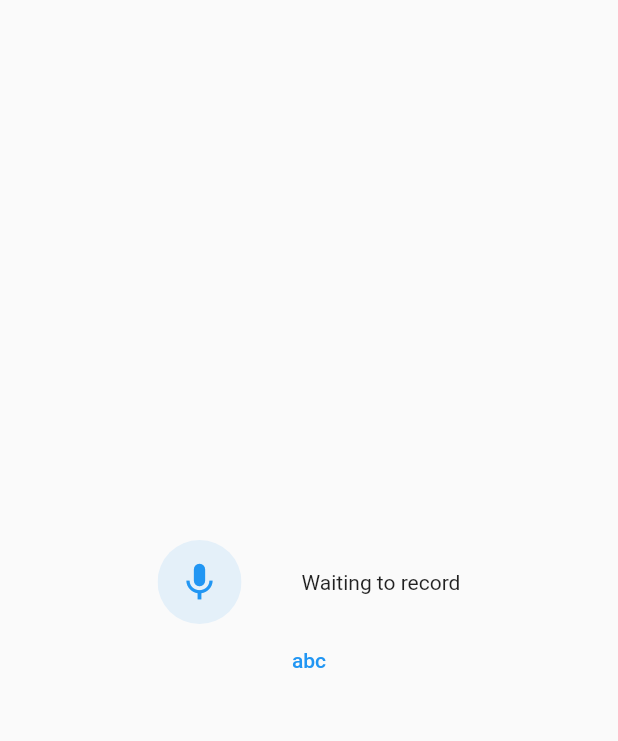
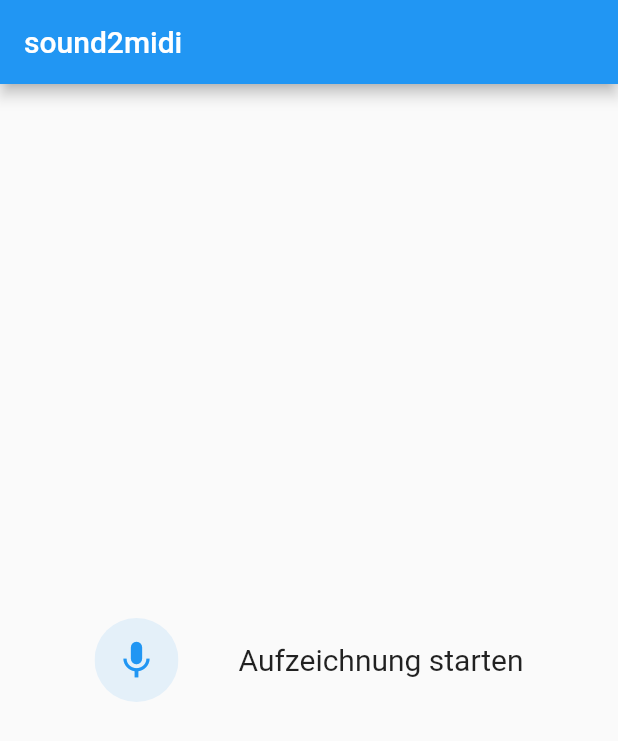
Before and after one commit to sound2midi/sound2midi, a Flutter app: the screen it shows after launch, on a phone screen of 412 x 824 dp. Shown: the top 741 px of the screen. Run offline on Flutter 3.47's test engine with Material 2 defaults, Android fonts, the phone set to English and light mode, and no system bars; our stand-ins replace loading_indicator; missing offline and left inert: fftea, record, wav; statements that could not run were skipped.

Commit message:
some ui improvements

```diff
--- a/lib/main.dart
+++ b/lib/main.dart
@@ -86,11 +86,15 @@ class _AudioRecorderState extends State<AudioRecorder> {
       return const SecondPage(title: 'Analyzing');
     }));
 
+    await Future.delayed(const Duration(seconds: 1));
+
+
     final freq = await read_file(path!);
 
-    Navigator.push(context, MaterialPageRoute(builder: (context) {
-      return ResultPage(data: freq);
-    }));
+    Navigator.pushReplacement(context,
+        MaterialPageRoute(builder: (context) {
+          return ResultPage(data: freq);
+        }));
   }
 
   Future<void> _pause() async {
@@ -106,6 +110,9 @@ class _AudioRecorderState extends State<AudioRecorder> {
   @override
   Widget build(BuildContext context) {
     return Scaffold(
+      appBar: AppBar(
+        title: const Text("sound2midi"),
+      ),
       body: Column(
         mainAxisAlignment: MainAxisAlignment.center,
         children: [
@@ -119,12 +126,11 @@ class _AudioRecorderState extends State<AudioRecorder> {
               _buildText(),
             ],
           ),
-          if (_amplitude != null) ...[
-            const SizedBox(height: 40),
-            Text('Current: ${_amplitude?.current ?? 0.0}'),
-            Text('Max: ${_amplitude?.max ?? 0.0}'),
-          ],
-          TextButton(child: Text("abc"), onPressed: () {}),
+          // if (_amplitude != null) ...[
+          //  const SizedBox(height: 40),
+          //  Text('Current: ${_amplitude?.current ?? 0.0}'),
+          //  Text('Max: ${_amplitude?.max ?? 0.0}'),
+          // ],
         ],
       ),
     );
@@ -200,7 +206,10 @@ class _AudioRecorderState extends State<AudioRecorder> {
       return _buildTimer();
     }
 
-    return const Text("Waiting to record");
+    return const Text("Aufzeichnung starten", style: TextStyle(
+      fontWeight: FontWeight.w400,
+      fontSize: 20,
+    ));
   }
 
   Widget _buildTimer() {
@@ -282,7 +291,7 @@ class ResultPage extends StatelessWidget {
   Widget build(BuildContext context) {
     return Scaffold(
       appBar: AppBar(
-        title: Text("Result:"),
+        title: Text("Noten"),
       ),
       body: ListView.builder(
           itemCount: data.length,
@@ -421,8 +430,9 @@ Future<List<Note>> read_file(String path) async {
           noteName = i.value;
         };
       }
+
       result.add(Note(name: noteName, freq: freq));
-      // print(noteName);
     });
+
     return result;
 }
```
Also changed, not shown: 3 other files.
